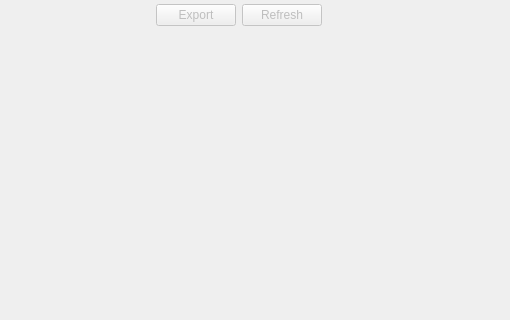
The window that ui_files/ImageDetails.ui (VoxelCubes/PanelCleaner) describes before a commit, drawn with Qt 5; both pictures show x 390 to 900 and y 0 to 320 of the 900 by 800 pixel window.
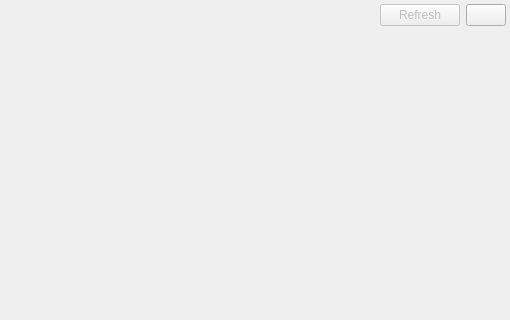
The same window after the commit. Icons and pictures are not drawn. Custom widgets are drawn as their Qt base class.

The edit to the form file:
```diff
--- a/ui_files/ImageDetails.ui
+++ b/ui_files/ImageDetails.ui
@@ -128,34 +128,6 @@
          </property>
         </widget>
        </item>
-       <item>
-        <widget class="QPushButton" name="pushButton_export">
-         <property name="enabled">
-          <bool>false</bool>
-         </property>
-         <property name="text">
-          <string>Export</string>
-         </property>
-         <property name="icon">
-          <iconset theme="document-save-symbolic">
-           <normaloff>.</normaloff>.</iconset>
-         </property>
-        </widget>
-       </item>
-       <item>
-        <widget class="QPushButton" name="pushButton_refresh">
-         <property name="enabled">
-          <bool>false</bool>
-         </property>
-         <property name="text">
-          <string>Refresh</string>
-         </property>
-         <property name="icon">
-          <iconset theme="view-refresh-symbolic">
-           <normaloff>.</normaloff>.</iconset>
-         </property>
-        </widget>
-       </item>
        <item>
         <widget class="QPushButton" name="pushButton_zoom_in">
          <property name="toolTip">
@@ -224,6 +196,45 @@
          </property>
         </widget>
        </item>
+       <item>
+        <widget class="QPushButton" name="pushButton_refresh">
+         <property name="enabled">
+          <bool>false</bool>
+         </property>
+         <property name="text">
+          <string>Refresh</string>
+         </property>
+         <property name="icon">
+          <iconset theme="view-refresh-symbolic">
+           <normaloff>.</normaloff>.</iconset>
+         </property>
+        </widget>
+       </item>
+       <item>
+        <widget class="QPushButton" name="pushButton_menu">
+         <property name="sizePolicy">
+          <sizepolicy hsizetype="Fixed" vsizetype="Fixed">
+           <horstretch>0</horstretch>
+           <verstretch>0</verstretch>
+          </sizepolicy>
+         </property>
+         <property name="minimumSize">
+          <size>
+           <width>16</width>
+           <height>16</height>
+          </size>
+         </property>
+         <property name="contextMenuPolicy">
+          <enum>Qt::ActionsContextMenu</enum>
+         </property>
+         <property name="text">
+          <string/>
+         </property>
+         <property name="icon">
+          <iconset theme="overflow-menu"/>
+         </property>
+        </widget>
+       </item>
       </layout>
      </item>
      <item>
```
